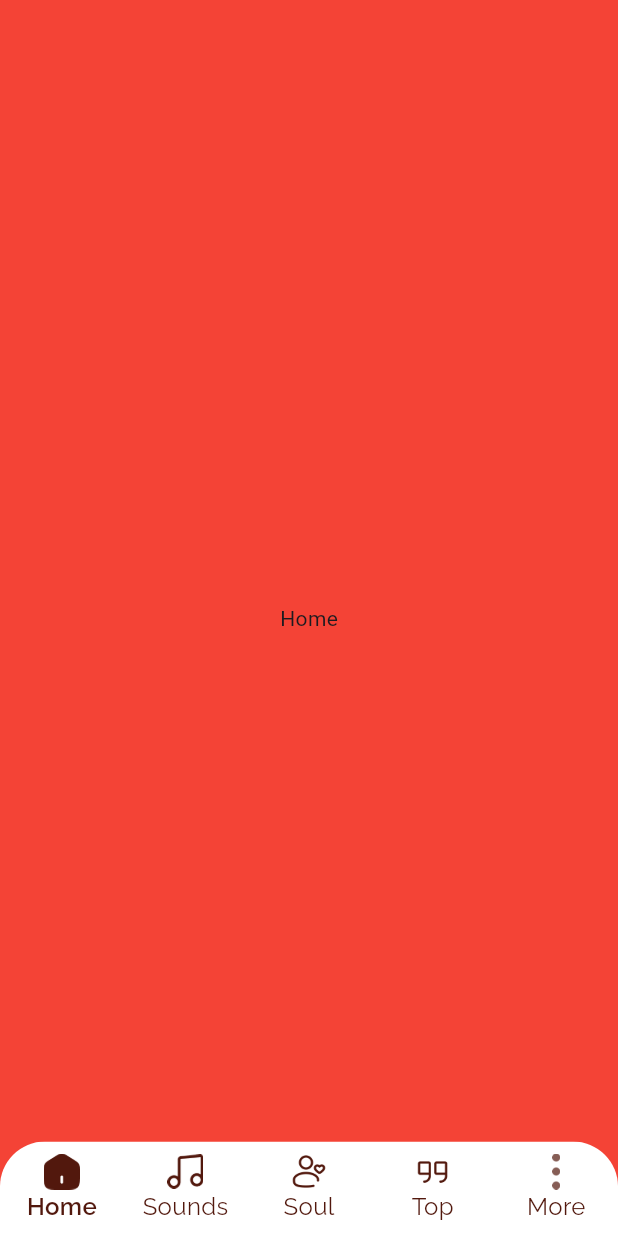
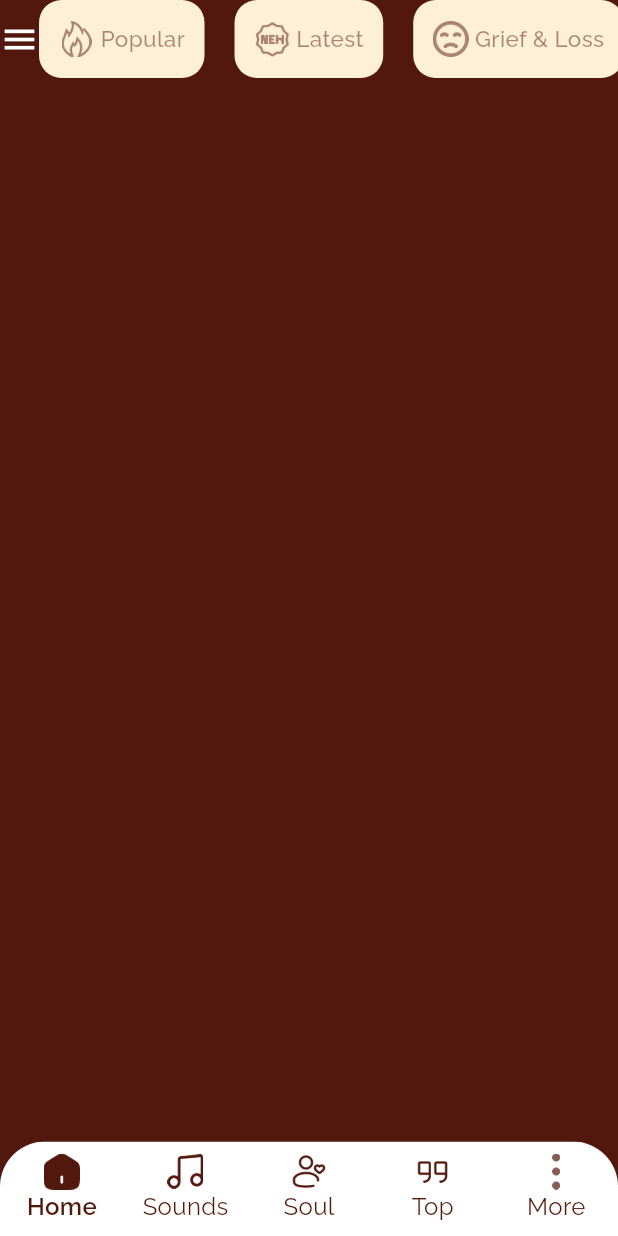
Before and after one commit to Shahin4292/shafacode-task, a Flutter app: the BottomNav screen opened directly, on a phone screen of 412 x 824 dp. Run offline on Flutter 3.47's test engine with Material 3 defaults, Android fonts, the phone set to English and light mode, and no system bars.

Commit message:
CategoryChip Widget added

```diff
--- a/lib/features/auth/widget/top_tap_bar.dart
+++ b/lib/features/auth/widget/top_tap_bar.dart
@@ -19,12 +19,12 @@ class TopTabBar extends StatelessWidget {
       padding: EdgeInsets.symmetric(horizontal: 65),
       height: 35,
       child: Row(
-        spacing: 65,
+        mainAxisAlignment: MainAxisAlignment.spaceBetween,
         children: [
-          Expanded(
-            child: GestureDetector(
+          GestureDetector(
             onTap: signUp,
             child: Container(
+              padding: EdgeInsets.symmetric(horizontal: 20),
               alignment: .center,
               decoration: BoxDecoration(
                 color: selectedIndex == 0 ? AppColor.primaryColor : Colors.transparent,
@@ -39,12 +39,11 @@ class TopTabBar extends StatelessWidget {
               ),
             ),
           ),
-          ),
 
-          Expanded(
-            child: GestureDetector(
+          GestureDetector(
             onTap: login,
             child: Container(
+              padding: EdgeInsets.symmetric(horizontal: 20),
               alignment: .center,
               decoration: BoxDecoration(
                 color: selectedIndex == 1 ? AppColor.primaryColor : Colors.transparent,
@@ -58,7 +57,6 @@ class TopTabBar extends StatelessWidget {
               ),
             ),
           ),
-          ),
         ],
       ),
     );
--- /dev/null
+++ b/lib/features/home/screens/home_screen.dart
@@ -0,0 +1,83 @@
+import 'package:flutter/material.dart';
+import 'package:shafacode_task/features/home/widget/category_chip.dart';
+import 'package:shafacode_task/utils/app_color.dart';
+import 'package:shafacode_task/utils/image_path.dart';
+
+class HomeScreen extends StatefulWidget {
+  const HomeScreen({super.key});
+
+  @override
+  State<HomeScreen> createState() => _HomeScreenState();
+}
+
+class _HomeScreenState extends State<HomeScreen> {
+  int selectedIndex = -1;
+
+  @override
+  Widget build(BuildContext context) {
+    return Scaffold(
+      backgroundColor: AppColor.primaryColor,
+      body: SafeArea(
+          child: Column(
+            children: [
+              Row(
+                children: [
+                  const Icon(
+                    Icons.menu,
+                    color: Colors.white,
+                    size: 26,
+                  ),
+
+                  Expanded(
+                    child: SingleChildScrollView(
+                      scrollDirection: Axis.horizontal,
+                      physics: const BouncingScrollPhysics(),
+                      child: Row(
+                        children: [
+                          CategoryChip(
+                            index: 0,
+                            selectedIndex: selectedIndex,
+                            label: 'Popular',
+                            iconPath: ImagePath.popular,
+                            onTap: () {
+                              setState(() {
+                                selectedIndex = 0;
+                              });
+                            },
+                          ),
+
+                          CategoryChip(
+                            index: 1,
+                            selectedIndex: selectedIndex,
+                            label: 'Latest',
+                            iconPath: ImagePath.latest,
+                            onTap: () {
+                              setState(() {
+                                selectedIndex = 1;
+                              });
+                            },
+                          ),
+
+                          CategoryChip(
+                            index: 2,
+                            selectedIndex: selectedIndex,
+                            label: 'Grief & Loss',
+                            iconPath: ImagePath.grief,
+                            onTap: () {
+                              setState(() {
+                                selectedIndex = 2;
+                              });
+                            },
+                          ),
+
+                        ],
+                      ),
+                    ),
+                  ),
+                ],
+              ),
+            ],
+          )),
+    );
+  }
+}
--- /dev/null
+++ b/lib/features/home/widget/category_chip.dart
@@ -0,0 +1,57 @@
+import 'package:flutter/material.dart';
+import 'package:shafacode_task/utils/app_color.dart';
+import 'package:shafacode_task/utils/styles.dart';
+
+class CategoryChip extends StatelessWidget {
+  final int index;
+  final int selectedIndex;
+  final String label;
+  final String iconPath;
+  final VoidCallback onTap;
+
+  const CategoryChip({
+    super.key,
+    required this.index,
+    required this.selectedIndex,
+    required this.label,
+    required this.iconPath,
+    required this.onTap,
+  });
+
+  @override
+  Widget build(BuildContext context) {
+    final bool isSelected = selectedIndex == index;
+
+    return GestureDetector(
+      onTap: onTap,
+      child: Container(
+        height: 52,
+        margin: const EdgeInsets.only(right: 20),
+        padding: const EdgeInsets.symmetric(horizontal: 13),
+        decoration: BoxDecoration(
+          color: AppColor.grayish,
+          borderRadius: BorderRadius.circular(15),
+        ),
+        child: Row(
+          spacing: 4,
+          children: [
+            Image.asset(
+              iconPath,
+              width: 24,
+              height: 24,
+              color: AppColor.primaryColor.withOpacity(0.5),
+            ),
+
+            Text(
+              label,
+              style: ralewayMedium.copyWith(
+                fontSize: 15,
+                color: AppColor.primaryColor.withOpacity(0.5),
+              ),
+            ),
+          ],
+        ),
+      ),
+    );
+  }
+}
--- a/lib/navigation/bottom_nav.dart
+++ b/lib/navigation/bottom_nav.dart
@@ -1,4 +1,5 @@
 import 'package:flutter/material.dart';
+import 'package:shafacode_task/features/home/screens/home_screen.dart';
 import 'package:shafacode_task/utils/app_color.dart';
 import 'package:shafacode_task/utils/image_path.dart';
 import 'package:shafacode_task/utils/styles.dart';
@@ -21,7 +22,7 @@ class _BottomNavState extends State<BottomNav> {
   }
 
   final List<Widget> _screens = const [
-    Center(child: Text("Home")),
+    HomeScreen(),
     Center(child: Text("Sounds")),
     Center(child: Text("Soul")),
     Center(child: Text("Top")),
--- a/lib/utils/app_color.dart
+++ b/lib/utils/app_color.dart
@@ -2,4 +2,5 @@ import 'dart:ui';
 
 class AppColor {
   static const primaryColor = Color(0xFF52180D);
+  static const grayish  = Color(0xFFFEF0D6);
 }
--- a/lib/utils/image_path.dart
+++ b/lib/utils/image_path.dart
@@ -12,4 +12,8 @@ class ImagePath {
   static const String soundFilled = 'assets/icons/sound_filled.png';
   static const String topFilled = 'assets/icons/top_filled.png';
   static const String soulFilled = 'assets/icons/soul_filled.png';
+
+  static const String popular = 'assets/icons/popular.png';
+  static const String latest = 'assets/icons/latest.png';
+  static const String grief = 'assets/icons/grief.png';
 }
```
Also changed, not shown: assets/icons/grief.png (added), assets/icons/latest.png (added), assets/icons/popular.png (added). Lines whose indentation alone changed are shown as unchanged.
